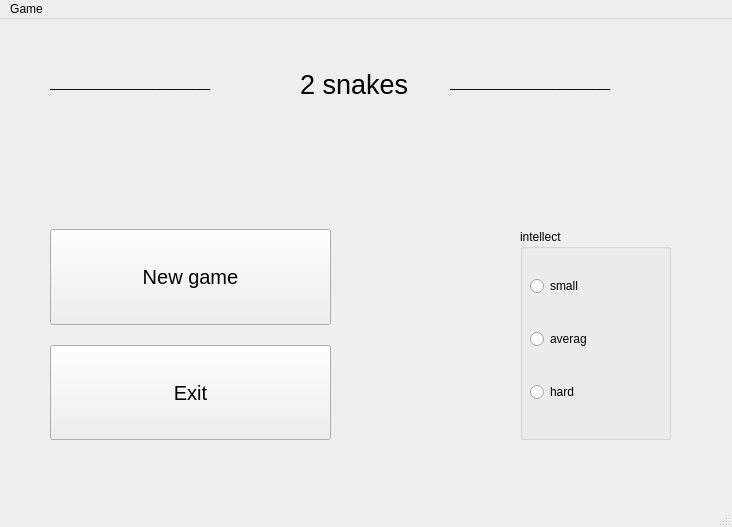
Before: the Qt Designer form mainwindow.ui in sunmantra/course-snakes, drawn with Qt 5.
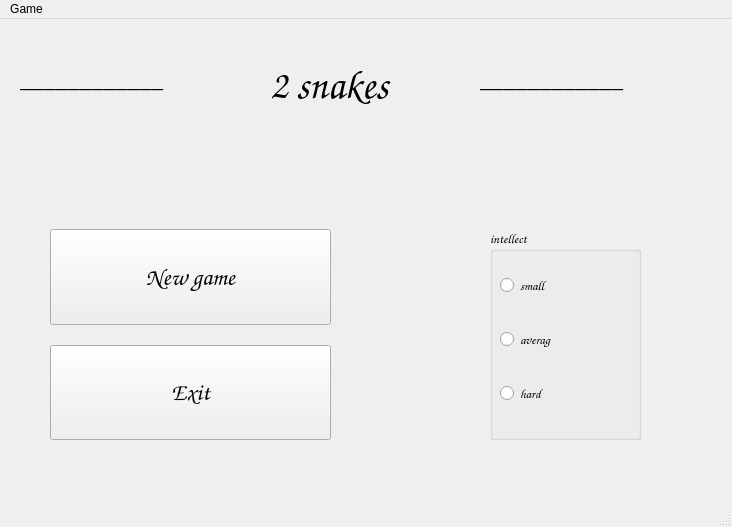
After: the same form once the commit is applied. Icons and pictures are not drawn.

Diff of the .ui file:
```diff
--- a/mainwindow.ui
+++ b/mainwindow.ui
@@ -21,7 +21,7 @@
    <widget class="QLabel" name="label">
     <property name="geometry">
      <rect>
-      <x>300</x>
+      <x>270</x>
       <y>10</y>
       <width>211</width>
       <height>111</height>
@@ -29,7 +29,8 @@
     </property>
     <property name="font">
      <font>
-      <pointsize>20</pointsize>
+      <family>Comic Sans MS</family>
+      <pointsize>30</pointsize>
       <weight>50</weight>
       <bold>false</bold>
      </font>
@@ -61,7 +62,10 @@
        </property>
        <property name="font">
         <font>
-         <pointsize>15</pointsize>
+         <family>Comic Sans MS</family>
+         <pointsize>18</pointsize>
+         <weight>75</weight>
+         <bold>true</bold>
         </font>
        </property>
        <property name="text">
@@ -79,7 +83,10 @@
        </property>
        <property name="font">
         <font>
-         <pointsize>15</pointsize>
+         <family>Comic Sans MS</family>
+         <pointsize>18</pointsize>
+         <weight>75</weight>
+         <bold>true</bold>
         </font>
        </property>
        <property name="text">
@@ -92,12 +99,18 @@
    <widget class="QGroupBox" name="groupBox">
     <property name="geometry">
      <rect>
-      <x>520</x>
+      <x>490</x>
       <y>210</y>
       <width>151</width>
       <height>211</height>
      </rect>
     </property>
+    <property name="font">
+     <font>
+      <family>Comic Sans MS</family>
+      <pointsize>10</pointsize>
+     </font>
+    </property>
     <property name="title">
      <string>intellect</string>
     </property>
@@ -113,6 +126,12 @@
      <layout class="QVBoxLayout" name="verticalLayout_2">
       <item>
        <widget class="QRadioButton" name="radioButton_2">
+        <property name="font">
+         <font>
+          <family>Comic Sans MS</family>
+          <pointsize>10</pointsize>
+         </font>
+        </property>
         <property name="text">
          <string>small</string>
         </property>
@@ -120,6 +139,12 @@
       </item>
       <item>
        <widget class="QRadioButton" name="radioButton_3">
+        <property name="font">
+         <font>
+          <family>Comic Sans MS</family>
+          <pointsize>10</pointsize>
+         </font>
+        </property>
         <property name="text">
          <string>averag</string>
         </property>
@@ -127,6 +152,12 @@
       </item>
       <item>
        <widget class="QRadioButton" name="radioButton">
+        <property name="font">
+         <font>
+          <family>Comic Sans MS</family>
+          <pointsize>10</pointsize>
+         </font>
+        </property>
         <property name="text">
          <string>hard</string>
         </property>
@@ -138,7 +169,7 @@
    <widget class="QLabel" name="label_2">
     <property name="geometry">
      <rect>
-      <x>50</x>
+      <x>20</x>
       <y>40</y>
       <width>251</width>
       <height>41</height>
@@ -146,6 +177,7 @@
     </property>
     <property name="font">
      <font>
+      <family>Comic Sans MS</family>
       <pointsize>16</pointsize>
      </font>
     </property>
@@ -156,7 +188,7 @@
    <widget class="QLabel" name="label_3">
     <property name="geometry">
      <rect>
-      <x>450</x>
+      <x>480</x>
       <y>40</y>
       <width>251</width>
       <height>41</height>
@@ -164,6 +196,7 @@
     </property>
     <property name="font">
      <font>
+      <family>Comic Sans MS</family>
       <pointsize>16</pointsize>
      </font>
     </property>
```
